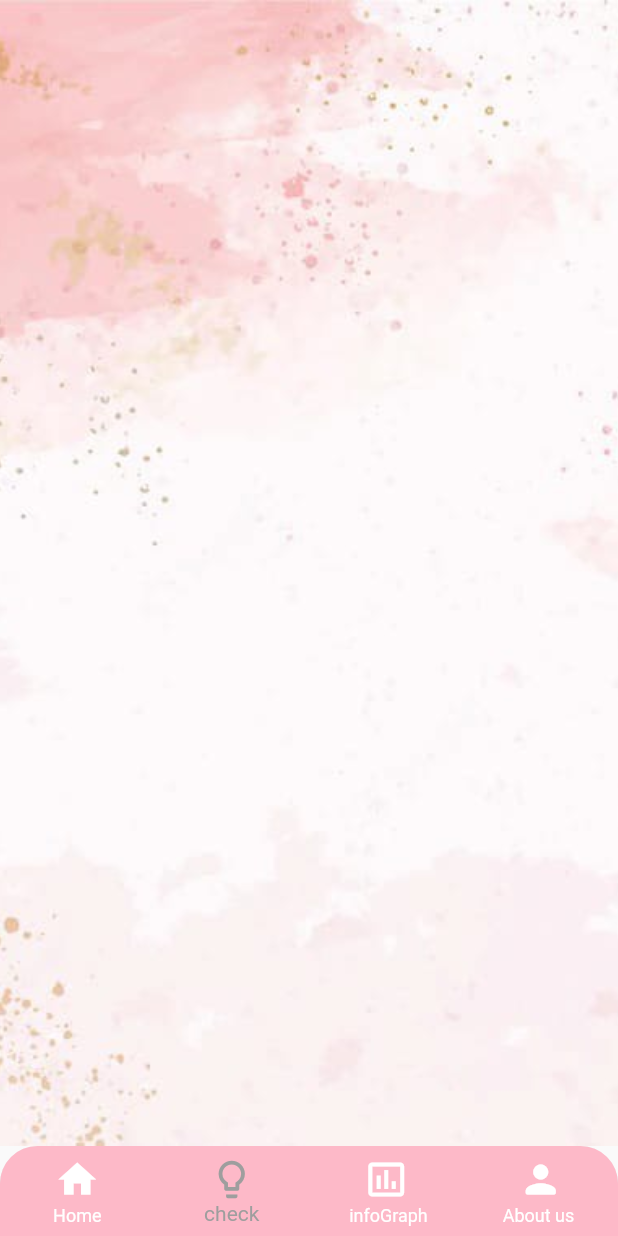
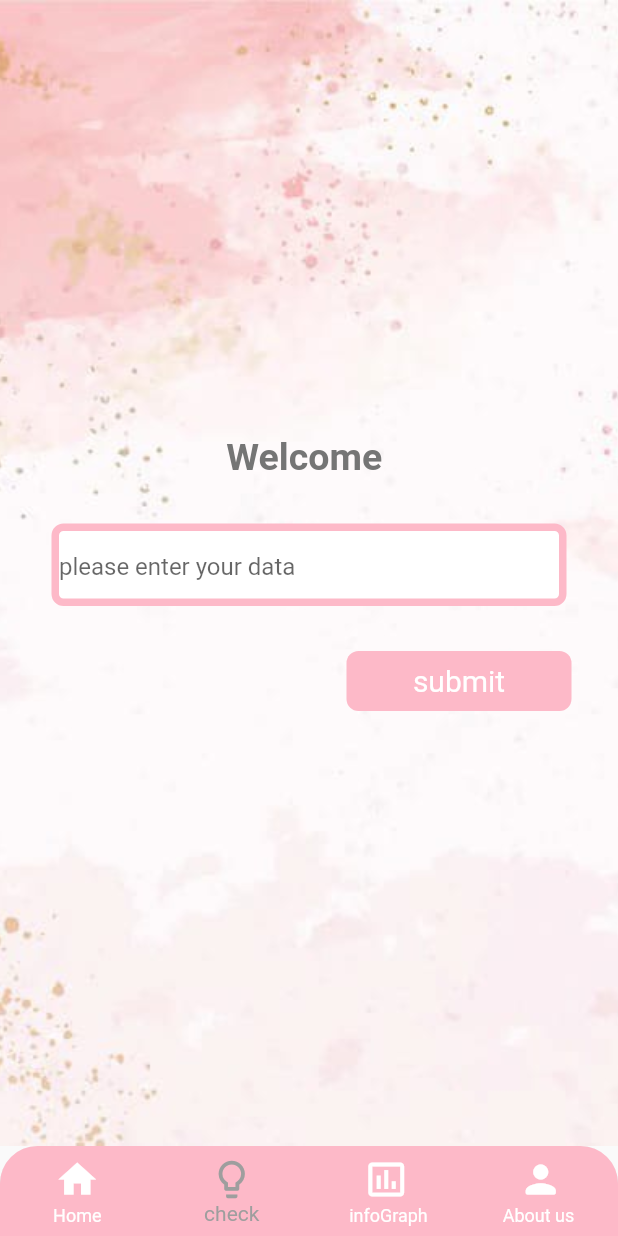
Before and after one commit to EsraaNabilIX/breast_cancer_project, a Flutter app: the MasterScreen screen opened directly, item 2 of the bottom bar chosen, on a phone screen of 412 x 824 dp. Run offline on Flutter 3.47's test engine with Material 2 defaults, Android fonts, the phone set to English and light mode, and no system bars; our stand-ins replace flutter_svg, percent_indicator.

Commit message:
checkkkkkk

```diff
--- a/lib/screens/check/check_view.dart
+++ b/lib/screens/check/check_view.dart
@@ -16,7 +16,51 @@ class CheckView extends StatelessWidget {
           ),
         ),
       ),
+      child: Column(
+        mainAxisAlignment: MainAxisAlignment.center,
+        children: [
+          Text(
+            'Welcome ',
+            style: TextStyle(
+                fontSize: 25,
+                color: Colors.grey[600],
+                fontWeight: FontWeight.bold),
+          ),
+          Padding(
+            padding: const EdgeInsets.symmetric(vertical: 30),
+            child: Container(
+              width: MediaQuery.of(context).size.width / 1.2,
+              height: 55,
+              decoration: BoxDecoration(
+                  border: Border.all(color: const Color(0xfffdb9c8), width: 5),
+                  color: Colors.white,
+                  borderRadius: BorderRadius.circular(8)),
+              child: const TextField(
+                decoration: InputDecoration(
+                    hintText: 'please enter your data ',
+                    border: InputBorder.none),
+              ),
+            ),
+          ),
+          Padding(
+            padding: const EdgeInsets.only(left: 200),
+            child: Container(
+              width: 150,
+              height: 40,
+              decoration: BoxDecoration(
+                color: const Color(0xfffdb9c8),
+                borderRadius: BorderRadius.circular(8),
+              ),
+              child: Center(
+                child: Text(
+                  'submit',
+                  style: TextStyle(color: Colors.white, fontSize: 20),
+                ),
+              ),
+            ),
+          )
+        ],
+      ),
     );
-    ;
   }
 }
```
